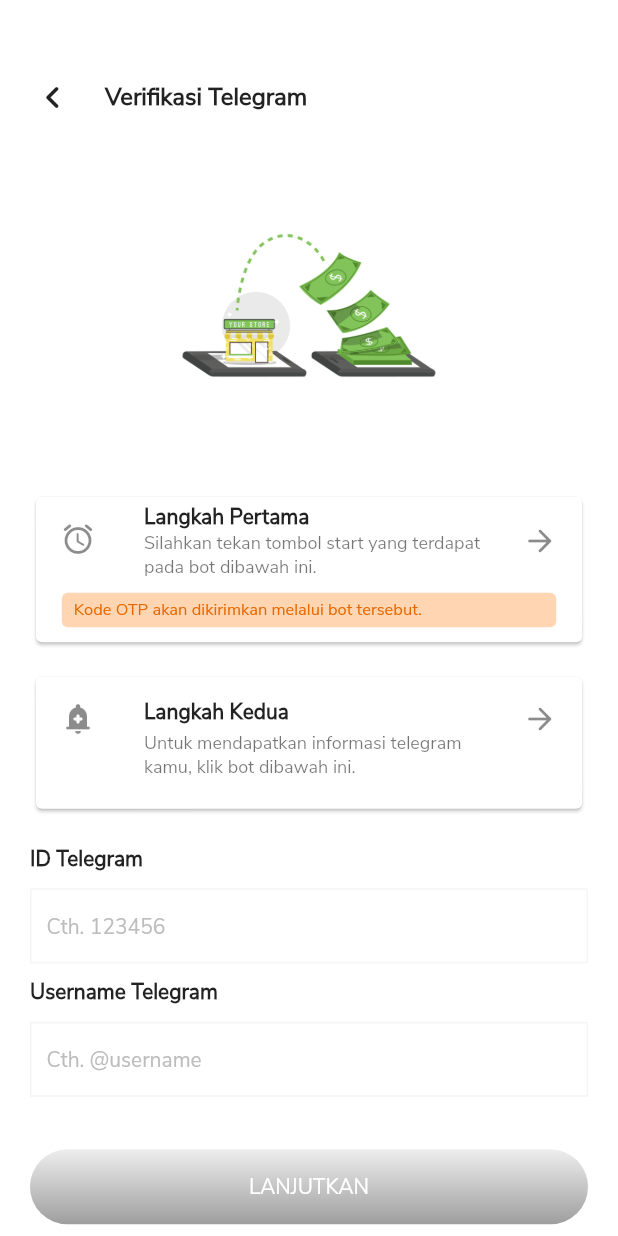
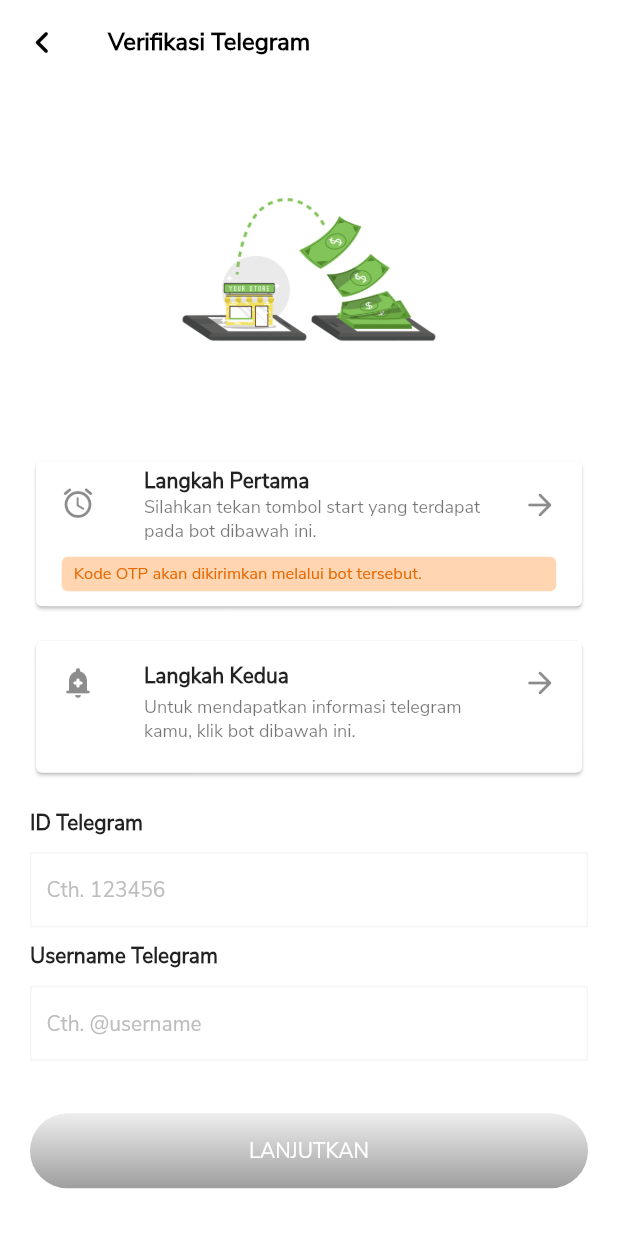
Before and after one commit to fahrulazimi/project, a Flutter app: the LoginPage screen opened directly, after a tap on "LOGIN", on a phone screen of 412 x 824 dp. Run offline on Flutter 3.47's test engine with Material 2 defaults, Android fonts, the phone set to English and light mode, and no system bars; our stand-ins replace introduction_screen; missing offline and left inert: flutter_pin_code_fields.

Commit message:
update font & form otp

```diff
--- a/lib/login_page.dart
+++ b/lib/login_page.dart
@@ -40,17 +40,14 @@ class _LoginPageState extends State<LoginPage> {
                   ),
                   Text(
                     "Selamat Datang",
-                    style: TextStyle(
-                        fontFamily: "NunitoSans",
-                        fontSize: 18,
-                        fontWeight: FontWeight.w700),
+                    style: TextStyle(fontSize: 18, fontWeight: FontWeight.w700),
                   ),
                   SizedBox(
                     height: 10,
                   ),
                   Text(
                     "Silahkan login terlebih dahulu",
-                    style: TextStyle(fontFamily: "NunitoSans", fontSize: 14),
+                    style: TextStyle(fontSize: 14),
                   ),
                   Image.asset(
                     "assets/images/intro4.png",
@@ -70,9 +67,7 @@ class _LoginPageState extends State<LoginPage> {
                           Text(
                             "Username",
                             style: TextStyle(
-                                fontFamily: "NunitoSans",
-                                fontSize: 14,
-                                fontWeight: FontWeight.w700),
+                                fontSize: 14, fontWeight: FontWeight.w700),
                           ),
                           Container(
                             padding: EdgeInsets.only(left: 10),
@@ -86,9 +81,7 @@ class _LoginPageState extends State<LoginPage> {
                                   border: InputBorder.none,
                                   hintText: "Masukkan Username",
                                   hintStyle: TextStyle(
-                                      fontFamily: "NunitoSans",
-                                      fontSize: 14,
-                                      color: Colors.grey[400])),
+                                      fontSize: 14, color: Colors.grey[400])),
                             ),
                           ),
 
@@ -96,9 +89,7 @@ class _LoginPageState extends State<LoginPage> {
                           Text(
                             "Password",
                             style: TextStyle(
-                                fontFamily: "NunitoSans",
-                                fontSize: 14,
-                                fontWeight: FontWeight.w700),
+                                fontSize: 14, fontWeight: FontWeight.w700),
                           ),
                           Container(
                             padding: EdgeInsets.only(left: 10),
@@ -113,9 +104,7 @@ class _LoginPageState extends State<LoginPage> {
                                   border: InputBorder.none,
                                   hintText: "Masukkan Password",
                                   hintStyle: TextStyle(
-                                      fontFamily: "NunitoSans",
-                                      fontSize: 14,
-                                      color: Colors.grey[400]),
+                                      fontSize: 14, color: Colors.grey[400]),
                                   suffixIcon: IconButton(
                                     icon: Icon(
                                         _passwordVisible
@@ -141,7 +130,6 @@ class _LoginPageState extends State<LoginPage> {
                         child: Text(
                           "Butuh bantuan?",
                           style: TextStyle(
-                              fontFamily: "NunitoSans",
                               fontSize: 14,
                               fontWeight: FontWeight.w700,
                               color: Color(0xffC43D39)),
@@ -170,10 +158,7 @@ class _LoginPageState extends State<LoginPage> {
                         child: Center(
                             child: Text(
                           "LOGIN",
-                          style: TextStyle(
-                              fontFamily: "NunitoSans",
-                              fontSize: 14,
-                              color: Colors.white),
+                          style: TextStyle(fontSize: 14, color: Colors.white),
                         )),
                       ),
                       // onTap: () {
@@ -226,7 +211,6 @@ class _LoginPageState extends State<LoginPage> {
                 Text(
                   "Apa kendala kamu saat ini?",
                   style: TextStyle(
-                      fontFamily: "NunitoSans",
                       fontSize: 15,
                       color: Color(0xffC43D39),
                       fontWeight: FontWeight.w700),
@@ -239,14 +223,12 @@ class _LoginPageState extends State<LoginPage> {
                     leading: Icon(Icons.accessibility_rounded),
                     title: Text(
                       "Lupa Password",
-                      style: TextStyle(
-                          fontFamily: "NunitoSans",
-                          fontSize: 14,
-                          fontWeight: FontWeight.w700),
+                      style:
+                          TextStyle(fontSize: 14, fontWeight: FontWeight.w700),
                     ),
                     subtitle: Text(
                       "Silahkan koordinasi dengan helpdesk partner melalui telegram.",
-                      style: TextStyle(fontFamily: "NunitoSans", fontSize: 12),
+                      style: TextStyle(fontSize: 12),
                     ),
                     trailing: Icon(Icons.arrow_forward_rounded),
                     onTap: () {},
@@ -260,14 +242,12 @@ class _LoginPageState extends State<LoginPage> {
                     leading: Icon(Icons.call_rounded),
                     title: Text(
                       "Tidak bisa Masuk",
-                      style: TextStyle(
-                          fontFamily: "NunitoSans",
-                          fontSize: 14,
-                          fontWeight: FontWeight.w700),
+                      style:
+                          TextStyle(fontSize: 14, fontWeight: FontWeight.w700),
                     ),
                     subtitle: Text(
                       "Silahkan koordinasi dengan helpdesk partner melalui telegram.",
-                      style: TextStyle(fontFamily: "NunitoSans", fontSize: 12),
+                      style: TextStyle(fontSize: 12),
                     ),
                     trailing: Icon(Icons.arrow_forward_rounded),
                     onTap: () {},
@@ -281,14 +261,12 @@ class _LoginPageState extends State<LoginPage> {
                     leading: Icon(Icons.call_rounded),
                     title: Text(
                       "Akun Suspend",
-                      style: TextStyle(
-                          fontFamily: "NunitoSans",
-                          fontSize: 14,
-                          fontWeight: FontWeight.w700),
+                      style:
+                          TextStyle(fontSize: 14, fontWeight: FontWeight.w700),
                     ),
                     subtitle: Text(
                       "Silahkan koordinasi dengan helpdesk partner melalui telegram.",
-                      style: TextStyle(fontFamily: "NunitoSans", fontSize: 12),
+                      style: TextStyle(fontSize: 12),
                     ),
                     trailing: Icon(Icons.arrow_forward_rounded),
                     onTap: () {},
@@ -300,10 +278,7 @@ class _LoginPageState extends State<LoginPage> {
                 Center(
                   child: Text(
                     "myIndiHome Partner 5.0.0",
-                    style: TextStyle(
-                        fontFamily: "NunitoSans",
-                        fontSize: 12,
-                        fontWeight: FontWeight.w700),
+                    style: TextStyle(fontSize: 12, fontWeight: FontWeight.w700),
                   ),
                 )
               ],
--- a/lib/main.dart
+++ b/lib/main.dart
@@ -9,6 +9,8 @@ class MyApp extends StatelessWidget {
   @override
   Widget build(BuildContext context) {
     return MaterialApp(
+      debugShowCheckedModeBanner: false,
+      theme: ThemeData(fontFamily: "NunitoSans"),
       home: SplashScreen(),
     );
   }
--- a/lib/verif_tele.dart
+++ b/lib/verif_tele.dart
@@ -2,6 +2,7 @@ import 'package:flutter/material.dart';
 import 'package:project/dialog.dart';
 import 'package:project/layout.dart';
 import 'package:project/login_page.dart';
+import 'package:project/otp_form.dart';
 
 class VerifTelegram extends StatefulWidget {
   @override
@@ -19,39 +20,28 @@ class _VerifTelegramState extends State<VerifTelegram> {
     SizeConfig().init(context);
     return Scaffold(
       backgroundColor: Colors.white,
+      appBar: AppBar(
+        backgroundColor: Colors.white,
+        leading: InkWell(
+            child: Icon(Icons.navigate_before_rounded,
+                size: 30, color: Colors.black),
+            onTap: () {
+              Navigator.push(context,
+                  MaterialPageRoute(builder: (context) => LoginPage()));
+            }),
+        title: Text("Verifikasi Telegram",
+            style: TextStyle(
+                color: Colors.black,
+                fontSize: 16,
+                fontWeight: FontWeight.w700)),
+        elevation: 0,
+      ),
       body: SingleChildScrollView(
         child: Container(
           padding: EdgeInsets.only(left: 20, right: 20),
           child: Column(
             crossAxisAlignment: CrossAxisAlignment.start,
             children: <Widget>[
-              SizedBox(
-                height: 50,
-              ),
-              GestureDetector(
-                  child: Container(
-                    child: Row(
-                      mainAxisAlignment: MainAxisAlignment.start,
-                      children: <Widget>[
-                        Icon(
-                          Icons.navigate_before_rounded,
-                          size: 30,
-                        ),
-                        SizedBox(
-                          width: 20,
-                        ),
-                        Text("Verifikasi Telegram",
-                            style: TextStyle(
-                                fontFamily: "NunitoSans",
-                                fontSize: 16,
-                                fontWeight: FontWeight.w700))
-                      ],
-                    ),
-                  ),
-                  onTap: () {
-                    Navigator.pushReplacement(context,
-                        MaterialPageRoute(builder: (context) => LoginPage()));
-                  }),
               Image.asset(
                 "assets/images/intro5.png",
                 width: SizeConfig.blockHorizontal * 100,
@@ -65,14 +55,11 @@ class _VerifTelegramState extends State<VerifTelegram> {
                       title: Text(
                         "Langkah Pertama",
                         style: TextStyle(
-                            fontFamily: "NunitoSans",
-                            fontSize: 14,
-                            fontWeight: FontWeight.w700),
+                            fontSize: 14, fontWeight: FontWeight.w700),
                       ),
                       subtitle: Text(
                         "Silahkan tekan tombol start yang terdapat pada bot dibawah ini.",
-                        style:
-                            TextStyle(fontFamily: "NunitoSans", fontSize: 12),
+                        style: TextStyle(fontSize: 12),
                       ),
                       trailing: Icon(Icons.arrow_forward_rounded),
                       onTap: () {},
@@ -89,9 +76,7 @@ class _VerifTelegramState extends State<VerifTelegram> {
                         child: Text(
                             "Kode OTP akan dikirimkan melalui bot tersebut.",
                             style: TextStyle(
-                                fontFamily: "NunitoSans",
-                                color: Color(0xffE86800),
-                                fontSize: 11))),
+                                color: Color(0xffE86800), fontSize: 11))),
                     SizedBox(
                       height: 10,
                     ),
@@ -106,14 +91,11 @@ class _VerifTelegramState extends State<VerifTelegram> {
                   leading: Icon(Icons.add_alert_rounded),
                   title: Text(
                     "Langkah Kedua",
-                    style: TextStyle(
-                        fontFamily: "NunitoSans",
-                        fontSize: 14,
-                        fontWeight: FontWeight.w700),
+                    style: TextStyle(fontSize: 14, fontWeight: FontWeight.w700),
                   ),
                   subtitle: Text(
                     "Untuk mendapatkan informasi telegram kamu, klik bot dibawah ini.",
-                    style: TextStyle(fontFamily: "NunitoSans", fontSize: 12),
+                    style: TextStyle(fontSize: 12),
                   ),
                   isThreeLine: true,
                   trailing: Icon(Icons.arrow_forward_rounded),
@@ -132,10 +114,8 @@ class _VerifTelegramState extends State<VerifTelegram> {
                   children: <Widget>[
                     Text(
                       "ID Telegram",
-                      style: TextStyle(
-                          fontFamily: "NunitoSans",
-                          fontSize: 14,
-                          fontWeight: FontWeight.w700),
+                      style:
+                          TextStyle(fontSize: 14, fontWeight: FontWeight.w700),
                     ),
                     Container(
                       padding: EdgeInsets.only(left: 10),
@@ -149,17 +129,13 @@ class _VerifTelegramState extends State<VerifTelegram> {
                             border: InputBorder.none,
                             hintText: "Cth. 123456",
                             hintStyle: TextStyle(
-                                fontFamily: "NunitoSans",
-                                fontSize: 14,
-                                color: Colors.grey[400])),
+                                fontSize: 14, color: Colors.grey[400])),
                       ),
                     ),
                     Text(
                       "Username Telegram",
-                      style: TextStyle(
-                          fontFamily: "NunitoSans",
-                          fontSize: 14,
-                          fontWeight: FontWeight.w700),
+                      style:
+                          TextStyle(fontSize: 14, fontWeight: FontWeight.w700),
                     ),
                     Container(
                         padding: EdgeInsets.only(left: 10),
@@ -173,9 +149,7 @@ class _VerifTelegramState extends State<VerifTelegram> {
                               border: InputBorder.none,
                               hintText: "Cth. @username",
                               hintStyle: TextStyle(
-                                  fontFamily: "NunitoSans",
-                                  fontSize: 14,
-                                  color: Colors.grey[400]),
+                                  fontSize: 14, color: Colors.grey[400]),
                             ))),
                   ],
                 ),
@@ -198,18 +172,17 @@ class _VerifTelegramState extends State<VerifTelegram> {
                     child: Center(
                         child: Text(
                       "LANJUTKAN",
-                      style: TextStyle(
-                          fontFamily: "NunitoSans",
-                          fontSize: 14,
-                          color: Colors.white),
+                      style: TextStyle(fontSize: 14, color: Colors.white),
                     )),
                   ),
                   onTap: () {
-                    showDialog(
-                        context: context,
-                        builder: (BuildContext context) {
-                          return OnErrorTeleDialog();
-                        });
+                    // showDialog(
+                    //     context: context,
+                    //     builder: (BuildContext context) {
+                    //       return OnErrorTeleDialog();
+                    //     });
+                    Navigator.pushReplacement(context,
+                        MaterialPageRoute(builder: (context) => OTPForm()));
                   }),
               SizedBox(
                 height: 25,
--- a/pubspec.yaml
+++ b/pubspec.yaml
@@ -24,6 +24,7 @@ dependencies:
   flutter:
     sdk: flutter
   cupertino_icons: ^1.0.0
+  flutter_pin_code_fields: ^1.1.0
   introduction_screen: ^1.0.9
 
 dev_dependencies:
@@ -56,7 +57,6 @@ flutter:
     - family: NunitoSans
       fonts:
         - asset: assets/fonts/NunitoSans-Regular.ttf
-
   #   - family: Trajan Pro
   #     fonts:
   #       - asset: fonts/TrajanPro.ttf
```
Also changed, not shown: lib/dialog.dart (+1 -14 lines), lib/onboarding.dart (+3 -16 lines), lib/otp_form.dart (added, +129 -0 lines), pubspec.lock.
